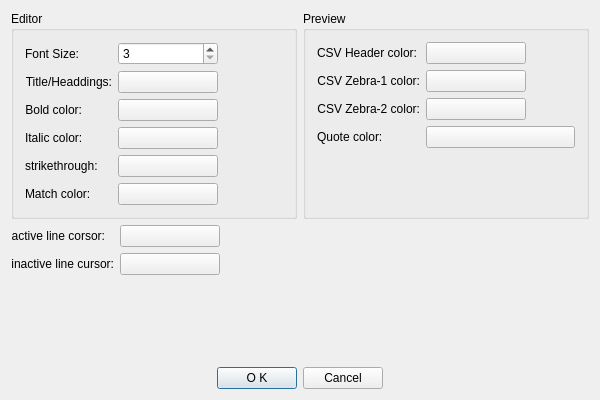
Old version of the form viMarkdown/viMarkdown/SettingsDialog.ui in the repository shigmas/viMarkdown.
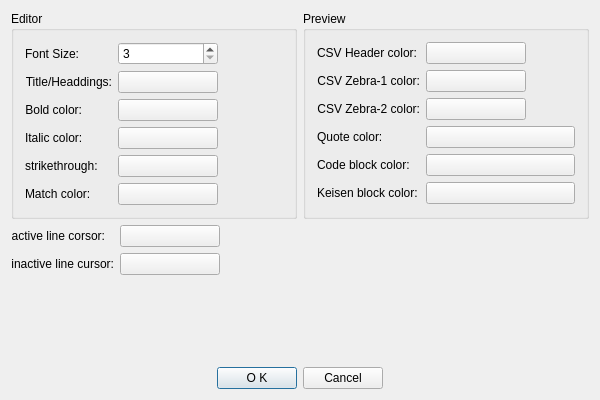
New version of the form.

Diff of the .ui file:
```diff
--- a/viMarkdown/viMarkdown/SettingsDialog.ui
+++ b/viMarkdown/viMarkdown/SettingsDialog.ui
@@ -248,6 +248,34 @@
             </property>
            </widget>
           </item>
+          <item row="4" column="0">
+           <widget class="QLabel" name="label_13">
+            <property name="text">
+             <string>Code block color:</string>
+            </property>
+           </widget>
+          </item>
+          <item row="5" column="0">
+           <widget class="QLabel" name="label_14">
+            <property name="text">
+             <string>Keisen block color:</string>
+            </property>
+           </widget>
+          </item>
+          <item row="4" column="1">
+           <widget class="QPushButton" name="codeBlockPB">
+            <property name="text">
+             <string/>
+            </property>
+           </widget>
+          </item>
+          <item row="5" column="1">
+           <widget class="QPushButton" name="keisenBlockPB">
+            <property name="text">
+             <string/>
+            </property>
+           </widget>
+          </item>
          </layout>
         </widget>
        </item>
```
